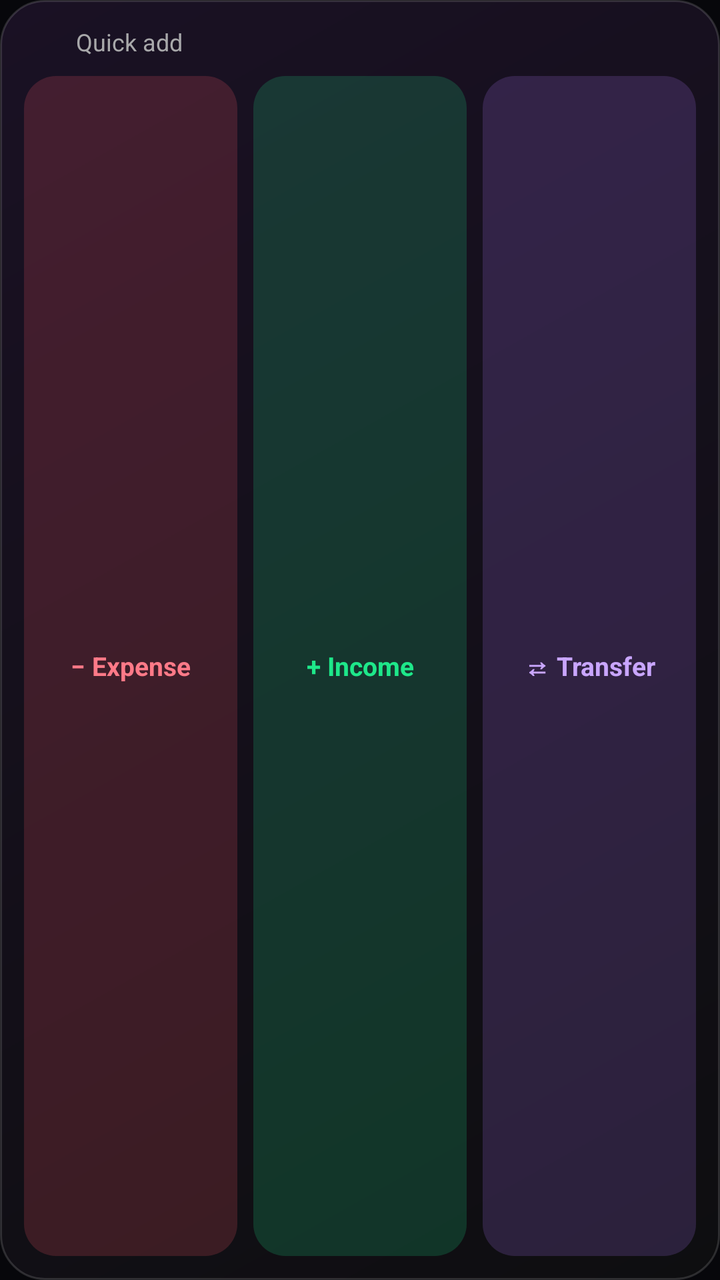
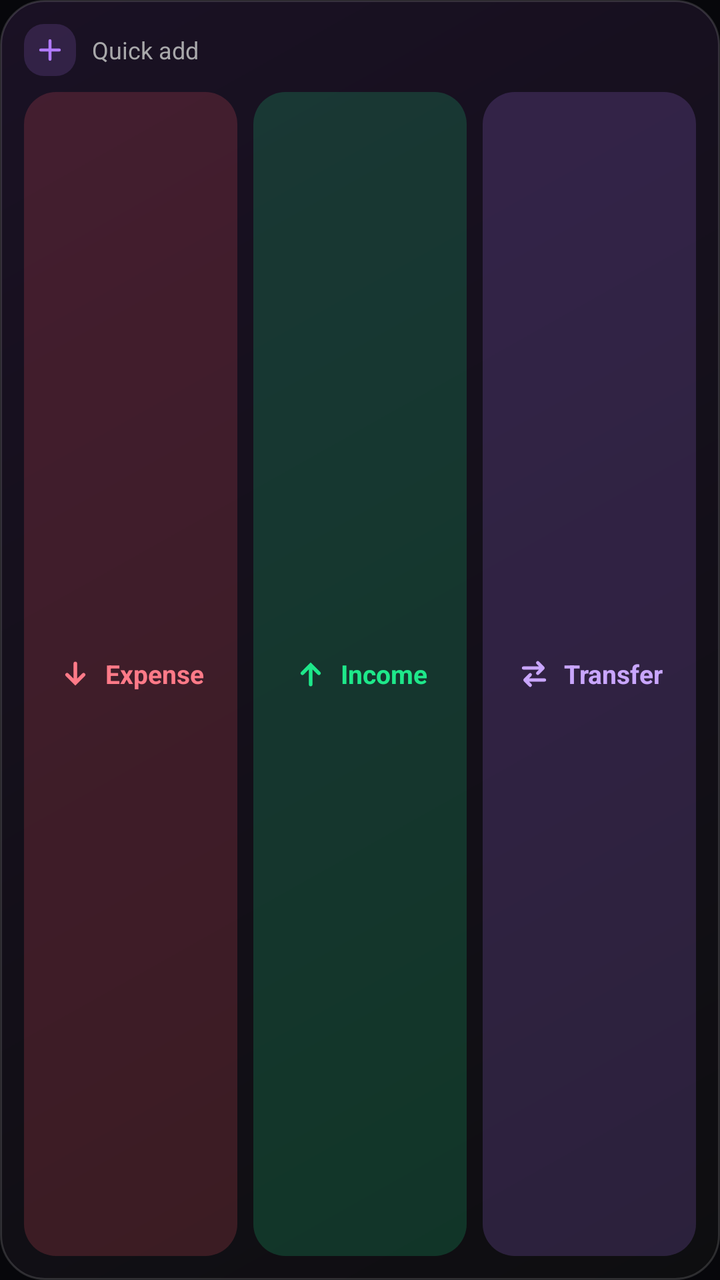

Compare the two renders of this Android layout. The source of the first and the diff that turns it into the second are given below.
<!-- AndroidManifest.xml: application theme AppTheme -->
<!-- res/layout/widget_quick_add.xml -->
<?xml version="1.0" encoding="utf-8"?>
<LinearLayout xmlns:android="http://schemas.android.com/apk/res/android"
    android:layout_width="match_parent"
    android:layout_height="match_parent"
    android:orientation="vertical"
    android:padding="12dp"
    android:background="@drawable/widget_bg">

    <LinearLayout
        android:id="@+id/wq_head"
        android:layout_width="match_parent"
        android:layout_height="wrap_content"
        android:orientation="horizontal"
        android:gravity="center_vertical">
        <ImageView
            android:layout_width="18dp"
            android:layout_height="18dp"
            android:src="@mipmap/ic_launcher_round"
            android:contentDescription="@null" />
        <TextView
            android:layout_width="wrap_content"
            android:layout_height="wrap_content"
            android:layout_marginStart="8dp"
            android:text="Quick add"
            android:textColor="#A8A8AA"
            android:textSize="12sp" />
    </LinearLayout>

    <LinearLayout
        android:layout_width="match_parent"
        android:layout_height="0dp"
        android:layout_weight="1"
        android:layout_marginTop="8dp"
        android:orientation="horizontal">
        <TextView android:id="@+id/wq_expense" style="@style/VelaWidgetButton"
            android:background="@drawable/widget_btn_expense" android:text="− Expense" android:textColor="#FF7A88" />
        <TextView android:id="@+id/wq_income" style="@style/VelaWidgetButton"
            android:layout_marginStart="8dp"
            android:background="@drawable/widget_btn_income" android:text="+ Income" android:textColor="#1EE88A" />
        <TextView android:id="@+id/wq_transfer" style="@style/VelaWidgetButton"
            android:layout_marginStart="8dp"
            android:background="@drawable/widget_btn_neutral" android:text="⇄ Transfer" android:textColor="#C9A6FF" />
    </LinearLayout>
</LinearLayout>
<!-- resources referenced by this layout -->
<resources>
  <!-- drawable widget_bg (drawable) -->
  <?xml version="1.0" encoding="utf-8"?>
  <shape xmlns:android="http://schemas.android.com/apk/res/android" android:shape="rectangle">
      <gradient android:angle="315" android:startColor="#FF1A1124" android:endColor="#FF0E0E10" />
      <corners android:radius="22dp" />
      <stroke android:width="1dp" android:color="#24FFFFFF" />
  </shape>
  <!-- drawable widget_btn_expense (drawable) -->
  <?xml version="1.0" encoding="utf-8"?>
  <shape xmlns:android="http://schemas.android.com/apk/res/android" android:shape="rectangle">
      <solid android:color="#2EFF5C6C" />
      <corners android:radius="16dp" />
  </shape>
  <!-- drawable widget_btn_income (drawable) -->
  <?xml version="1.0" encoding="utf-8"?>
  <shape xmlns:android="http://schemas.android.com/apk/res/android" android:shape="rectangle">
      <solid android:color="#2E1EE88A" />
      <corners android:radius="16dp" />
  </shape>
  <!-- drawable widget_btn_neutral (drawable) -->
  <?xml version="1.0" encoding="utf-8"?>
  <shape xmlns:android="http://schemas.android.com/apk/res/android" android:shape="rectangle">
      <solid android:color="#2EB17AFF" />
      <corners android:radius="16dp" />
  </shape>
  <!-- mipmap ic_launcher_round (mipmap-anydpi-v26) -->
  <?xml version="1.0" encoding="utf-8"?>
  <adaptive-icon xmlns:android="http://schemas.android.com/apk/res/android">
      <background>
          <inset android:drawable="@mipmap/ic_launcher_background" android:inset="16.7%" />
      </background>
      <foreground>
          <inset android:drawable="@mipmap/ic_launcher_foreground" android:inset="16.7%" />
      </foreground>
  </adaptive-icon>
  <style name="VelaWidgetButton">
          <item name="android:layout_width">0dp</item>
          <item name="android:layout_height">match_parent</item>
          <item name="android:layout_weight">1</item>
          <item name="android:gravity">center</item>
          <item name="android:textSize">13sp</item>
          <item name="android:textStyle">bold</item>
          <item name="android:maxLines">1</item>
          <item name="android:minHeight">44dp</item>
      </style>
  <style name="AppTheme" parent="Theme.AppCompat.DayNight.NoActionBar">
          <item name="colorPrimary">@color/vela_bg</item>
          <item name="colorPrimaryDark">@color/vela_bg</item>
          <item name="colorAccent">@color/vela_violet</item>
          <item name="android:statusBarColor">@color/vela_bg</item>
          <item name="android:navigationBarColor">@color/vela_bg</item>
          <item name="android:windowBackground">@color/vela_bg</item>
      </style>
  <color name="vela_bg">#07070B</color>
  <color name="vela_violet">#A07BFF</color>
</resources>

<!-- the commit's change to res/layout/widget_quick_add.xml (unified diff, before → after) -->
@@ -12,33 +12,31 @@
         android:layout_height="wrap_content"
         android:orientation="horizontal"
         android:gravity="center_vertical">
-        <ImageView
-            android:layout_width="18dp"
-            android:layout_height="18dp"
-            android:src="@mipmap/ic_launcher_round"
-            android:contentDescription="@null" />
-        <TextView
-            android:layout_width="wrap_content"
-            android:layout_height="wrap_content"
-            android:layout_marginStart="8dp"
-            android:text="Quick add"
-            android:textColor="#A8A8AA"
-            android:textSize="12sp" />
+        <ImageView android:layout_width="26dp" android:layout_height="26dp" android:padding="5dp"
+            android:background="@drawable/widget_badge_quick" android:src="@drawable/ic_w_quick" android:contentDescription="@null" />
+        <TextView android:layout_width="wrap_content" android:layout_height="wrap_content" android:layout_marginStart="8dp"
+            android:text="Quick add" android:textColor="#A8A8AA" android:textSize="12sp" />
     </LinearLayout>
-
     <LinearLayout
         android:layout_width="match_parent"
         android:layout_height="0dp"
         android:layout_weight="1"
         android:layout_marginTop="8dp"
         android:orientation="horizontal">
-        <TextView android:id="@+id/wq_expense" style="@style/VelaWidgetButton"
-            android:background="@drawable/widget_btn_expense" android:text="− Expense" android:textColor="#FF7A88" />
-        <TextView android:id="@+id/wq_income" style="@style/VelaWidgetButton"
-            android:layout_marginStart="8dp"
-            android:background="@drawable/widget_btn_income" android:text="+ Income" android:textColor="#1EE88A" />
-        <TextView android:id="@+id/wq_transfer" style="@style/VelaWidgetButton"
-            android:layout_marginStart="8dp"
-            android:background="@drawable/widget_btn_neutral" android:text="⇄ Transfer" android:textColor="#C9A6FF" />
+        <LinearLayout android:id="@+id/wq_expense" android:layout_width="0dp" android:layout_height="match_parent" android:layout_weight="1"
+            android:orientation="horizontal" android:gravity="center" android:background="@drawable/widget_btn_expense">
+            <ImageView android:layout_width="18dp" android:layout_height="18dp" android:src="@drawable/ic_w_expense" android:contentDescription="Expense" />
+            <TextView android:layout_width="wrap_content" android:layout_height="wrap_content" android:layout_marginStart="6dp" android:text="Expense" android:textColor="#FF7A88" android:textSize="13sp" android:textStyle="bold" android:maxLines="1" />
+        </LinearLayout>
+        <LinearLayout android:id="@+id/wq_income" android:layout_width="0dp" android:layout_height="match_parent" android:layout_weight="1" android:layout_marginStart="8dp"
+            android:orientation="horizontal" android:gravity="center" android:background="@drawable/widget_btn_income">
+            <ImageView android:layout_width="18dp" android:layout_height="18dp" android:src="@drawable/ic_w_income" android:contentDescription="Income" />
+            <TextView android:layout_width="wrap_content" android:layout_height="wrap_content" android:layout_marginStart="6dp" android:text="Income" android:textColor="#1EE88A" android:textSize="13sp" android:textStyle="bold" android:maxLines="1" />
+        </LinearLayout>
+        <LinearLayout android:id="@+id/wq_transfer" android:layout_width="0dp" android:layout_height="match_parent" android:layout_weight="1" android:layout_marginStart="8dp"
+            android:orientation="horizontal" android:gravity="center" android:background="@drawable/widget_btn_neutral">
+            <ImageView android:layout_width="18dp" android:layout_height="18dp" android:src="@drawable/ic_w_transfer" android:contentDescription="Transfer" />
+            <TextView android:layout_width="wrap_content" android:layout_height="wrap_content" android:layout_marginStart="6dp" android:text="Transfer" android:textColor="#C9A6FF" android:textSize="13sp" android:textStyle="bold" android:maxLines="1" />
+        </LinearLayout>
     </LinearLayout>
 </LinearLayout>
<!-- resource entries referenced after the edit -->
@@ -1,5 +1,31 @@
 <!-- resources referenced by this layout -->
 <resources>
+  <!-- drawable ic_w_expense (drawable) -->
+  <?xml version="1.0" encoding="utf-8"?>
+  <vector xmlns:android="http://schemas.android.com/apk/res/android" android:width="24dp" android:height="24dp" android:viewportWidth="24" android:viewportHeight="24">
+      <path android:strokeColor="#FF7A88" android:strokeWidth="2.4" android:strokeLineCap="round" android:fillColor="#00000000" android:pathData="M12,5v13M6.5,12.5 12,18l5.5,-5.5"/>
+  </vector>
+  <!-- drawable ic_w_income (drawable) -->
+  <?xml version="1.0" encoding="utf-8"?>
+  <vector xmlns:android="http://schemas.android.com/apk/res/android" android:width="24dp" android:height="24dp" android:viewportWidth="24" android:viewportHeight="24">
+      <path android:strokeColor="#1EE88A" android:strokeWidth="2.4" android:strokeLineCap="round" android:fillColor="#00000000" android:pathData="M12,19V6M6.5,11.5 12,6l5.5,5.5"/>
+  </vector>
+  <!-- drawable ic_w_quick (drawable) -->
+  <?xml version="1.0" encoding="utf-8"?>
+  <vector xmlns:android="http://schemas.android.com/apk/res/android" android:width="24dp" android:height="24dp" android:viewportWidth="24" android:viewportHeight="24">
+      <path android:strokeColor="#B17AFF" android:strokeWidth="2.2" android:strokeLineCap="round" android:fillColor="#00000000" android:pathData="M12,5v14M5,12h14"/>
+  </vector>
+  <!-- drawable ic_w_transfer (drawable) -->
+  <?xml version="1.0" encoding="utf-8"?>
+  <vector xmlns:android="http://schemas.android.com/apk/res/android" android:width="24dp" android:height="24dp" android:viewportWidth="24" android:viewportHeight="24">
+      <path android:strokeColor="#C9A6FF" android:strokeWidth="2.2" android:strokeLineCap="round" android:strokeLineJoin="round" android:fillColor="#00000000" android:pathData="M5,8h13M14.5,4.5 18,8l-3.5,3.5M19,16H6M9.5,12.5 6,16l3.5,3.5"/>
+  </vector>
+  <!-- drawable widget_badge_quick (drawable) -->
+  <?xml version="1.0" encoding="utf-8"?>
+  <shape xmlns:android="http://schemas.android.com/apk/res/android" android:shape="rectangle">
+      <solid android:color="#29B17AFF" />
+      <corners android:radius="10dp" />
+  </shape>
   <!-- drawable widget_bg (drawable) -->
   <?xml version="1.0" encoding="utf-8"?>
   <shape xmlns:android="http://schemas.android.com/apk/res/android" android:shape="rectangle">
@@ -25,26 +51,6 @@
       <solid android:color="#2EB17AFF" />
       <corners android:radius="16dp" />
   </shape>
-  <!-- mipmap ic_launcher_round (mipmap-anydpi-v26) -->
-  <?xml version="1.0" encoding="utf-8"?>
-  <adaptive-icon xmlns:android="http://schemas.android.com/apk/res/android">
-      <background>
-          <inset android:drawable="@mipmap/ic_launcher_background" android:inset="16.7%" />
-      </background>
-      <foreground>
-          <inset android:drawable="@mipmap/ic_launcher_foreground" android:inset="16.7%" />
-      </foreground>
-  </adaptive-icon>
-  <style name="VelaWidgetButton">
-          <item name="android:layout_width">0dp</item>
-          <item name="android:layout_height">match_parent</item>
-          <item name="android:layout_weight">1</item>
-          <item name="android:gravity">center</item>
-          <item name="android:textSize">13sp</item>
-          <item name="android:textStyle">bold</item>
-          <item name="android:maxLines">1</item>
-          <item name="android:minHeight">44dp</item>
-      </style>
   <style name="AppTheme" parent="Theme.AppCompat.DayNight.NoActionBar">
           <item name="colorPrimary">@color/vela_bg</item>
           <item name="colorPrimaryDark">@color/vela_bg</item>
